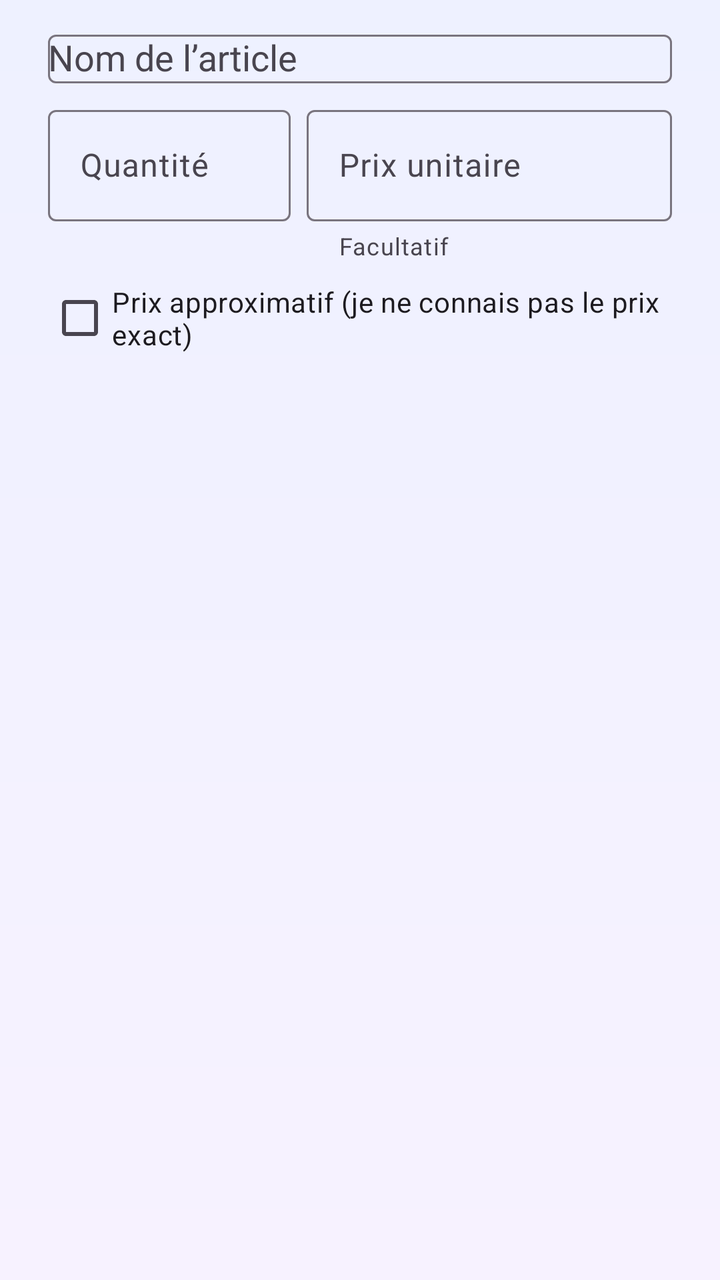
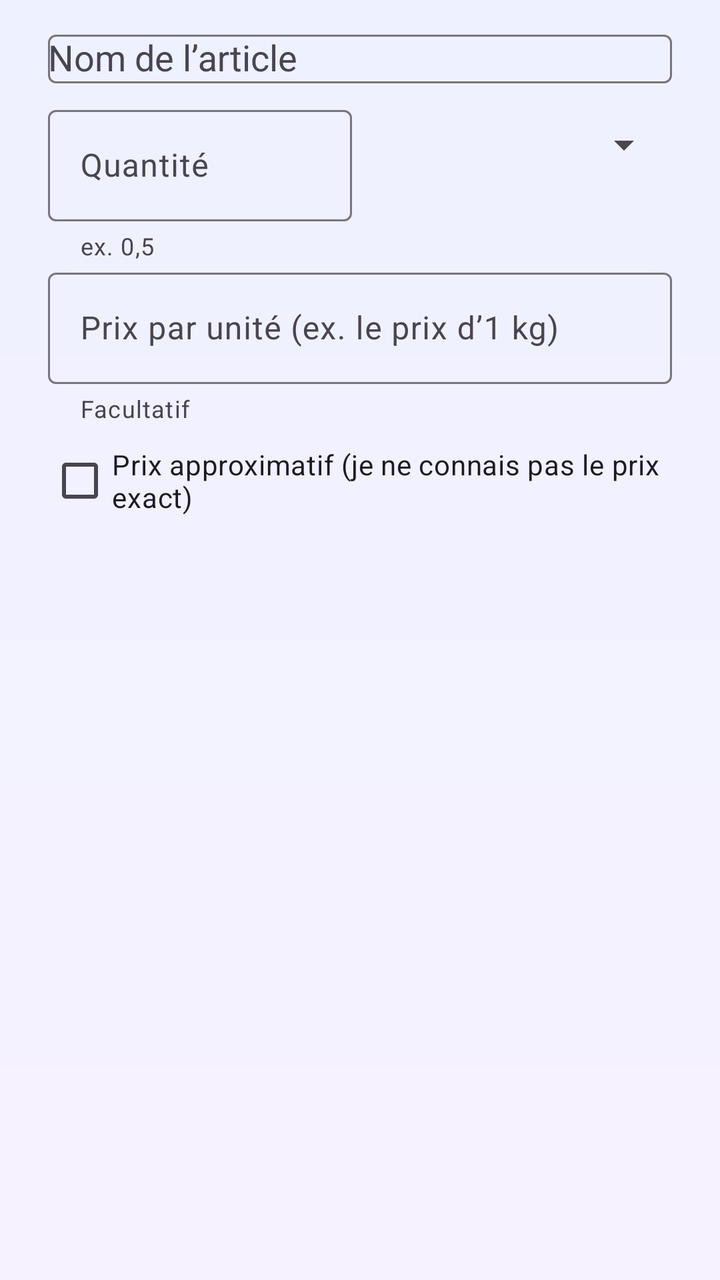

Before-and-after screenshots of an Android layout around one commit, followed by the original layout XML and the change that was made.
<!-- AndroidManifest.xml: application theme Theme.Miantsena -->
<!-- res/layout/dialog_article.xml -->
<?xml version="1.0" encoding="utf-8"?>
<LinearLayout xmlns:android="http://schemas.android.com/apk/res/android"
    xmlns:app="http://schemas.android.com/apk/res-auto"
    android:layout_width="match_parent"
    android:layout_height="wrap_content"
    android:orientation="vertical"
    android:paddingStart="24dp"
    android:paddingTop="12dp"
    android:paddingEnd="24dp">

    <com.google.android.material.textfield.TextInputLayout
        style="@style/Widget.Material3.TextInputLayout.OutlinedBox"
        android:layout_width="match_parent"
        android:layout_height="wrap_content"
        android:hint="Nom de l’article">

        <AutoCompleteTextView
            android:id="@+id/d_nom"
            android:layout_width="match_parent"
            android:layout_height="wrap_content"
            android:completionThreshold="1"
            android:imeOptions="actionNext"
            android:inputType="textCapSentences"
            android:maxLines="1" />
    </com.google.android.material.textfield.TextInputLayout>

    <LinearLayout
        android:layout_width="match_parent"
        android:layout_height="wrap_content"
        android:layout_marginTop="8dp"
        android:orientation="horizontal">

        <com.google.android.material.textfield.TextInputLayout
            style="@style/Widget.Material3.TextInputLayout.OutlinedBox"
            android:layout_width="0dp"
            android:layout_height="wrap_content"
            android:layout_marginEnd="8dp"
            android:layout_weight="2"
            android:hint="Quantité">

            <com.google.android.material.textfield.TextInputEditText
                android:id="@+id/d_qte"
                android:layout_width="match_parent"
                android:layout_height="wrap_content"
                android:inputType="number"
                android:maxLines="1" />
        </com.google.android.material.textfield.TextInputLayout>

        <com.google.android.material.textfield.TextInputLayout
            style="@style/Widget.Material3.TextInputLayout.OutlinedBox"
            android:layout_width="0dp"
            android:layout_height="wrap_content"
            android:layout_weight="3"
            android:hint="Prix unitaire"
            app:helperText="Facultatif"
            app:suffixText="Ar">

            <com.google.android.material.textfield.TextInputEditText
                android:id="@+id/d_prix"
                android:layout_width="match_parent"
                android:layout_height="wrap_content"
                android:inputType="numberDecimal"
                android:maxLines="1" />
        </com.google.android.material.textfield.TextInputLayout>
    </LinearLayout>

    <CheckBox
        android:id="@+id/d_approx"
        android:layout_width="match_parent"
        android:layout_height="wrap_content"
        android:layout_marginTop="4dp"
        android:text="Prix approximatif (je ne connais pas le prix exact)" />
</LinearLayout>
<!-- resources referenced by this layout -->
<resources>
  <style name="Theme.Miantsena" parent="Theme.Material3.Light.NoActionBar">
          <item name="colorPrimary">#5B5BD6</item>
          <item name="colorOnPrimary">#FFFFFF</item>
          <item name="android:statusBarColor">#312E81</item>
          <item name="android:windowBackground">@drawable/bg_app</item>
          <item name="android:windowLightStatusBar">false</item>
      </style>
  <!-- drawable bg_app (drawable) -->
  <shape xmlns:android="http://schemas.android.com/apk/res/android" android:shape="rectangle">
      <gradient android:startColor="#EEF1FF" android:endColor="#F7F2FF" android:angle="270" />
  </shape>
</resources>

<!-- the commit's change to res/layout/dialog_article.xml (unified diff, before → after) -->
@@ -28,6 +28,7 @@
         android:layout_width="match_parent"
         android:layout_height="wrap_content"
         android:layout_marginTop="8dp"
+        android:gravity="center_vertical"
         android:orientation="horizontal">
 
         <com.google.android.material.textfield.TextInputLayout
@@ -35,34 +36,41 @@
             android:layout_width="0dp"
             android:layout_height="wrap_content"
             android:layout_marginEnd="8dp"
-            android:layout_weight="2"
-            android:hint="Quantité">
+            android:layout_weight="1"
+            android:hint="Quantité"
+            app:helperText="ex. 0,5">
 
             <com.google.android.material.textfield.TextInputEditText
                 android:id="@+id/d_qte"
                 android:layout_width="match_parent"
                 android:layout_height="wrap_content"
-                android:inputType="number"
+                android:inputType="numberDecimal"
                 android:maxLines="1" />
         </com.google.android.material.textfield.TextInputLayout>
 
-        <com.google.android.material.textfield.TextInputLayout
-            style="@style/Widget.Material3.TextInputLayout.OutlinedBox"
+        <Spinner
+            android:id="@+id/d_unite"
             android:layout_width="0dp"
+            android:layout_height="56dp"
+            android:layout_marginBottom="18dp"
+            android:layout_weight="1" />
+    </LinearLayout>
+
+    <com.google.android.material.textfield.TextInputLayout
+        style="@style/Widget.Material3.TextInputLayout.OutlinedBox"
+        android:layout_width="match_parent"
+        android:layout_height="wrap_content"
+        android:hint="Prix par unité (ex. le prix d’1 kg)"
+        app:helperText="Facultatif"
+        app:suffixText="Ar">
+
+        <com.google.android.material.textfield.TextInputEditText
+            android:id="@+id/d_prix"
+            android:layout_width="match_parent"
             android:layout_height="wrap_content"
-            android:layout_weight="3"
-            android:hint="Prix unitaire"
-            app:helperText="Facultatif"
-            app:suffixText="Ar">
-
-            <com.google.android.material.textfield.TextInputEditText
-                android:id="@+id/d_prix"
-                android:layout_width="match_parent"
-                android:layout_height="wrap_content"
-                android:inputType="numberDecimal"
-                android:maxLines="1" />
-        </com.google.android.material.textfield.TextInputLayout>
-    </LinearLayout>
+            android:inputType="numberDecimal"
+            android:maxLines="1" />
+    </com.google.android.material.textfield.TextInputLayout>
 
     <CheckBox
         android:id="@+id/d_approx"
